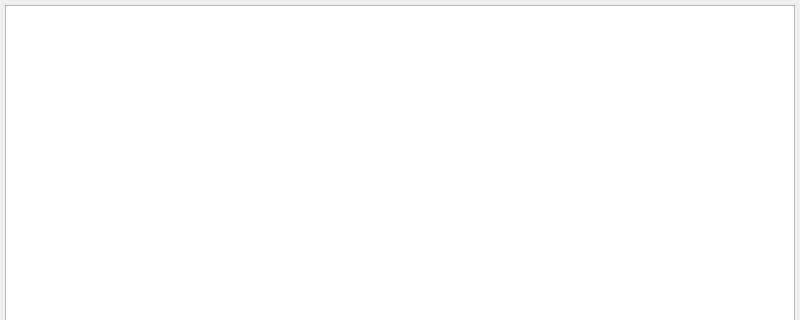
Before: the Qt Designer form dialogshowtablerow.ui in cnldw/FinanceFileReader, drawn with Qt 5; both pictures show x 0 to 800 and y 0 to 320 of the 800 by 640 pixel window.
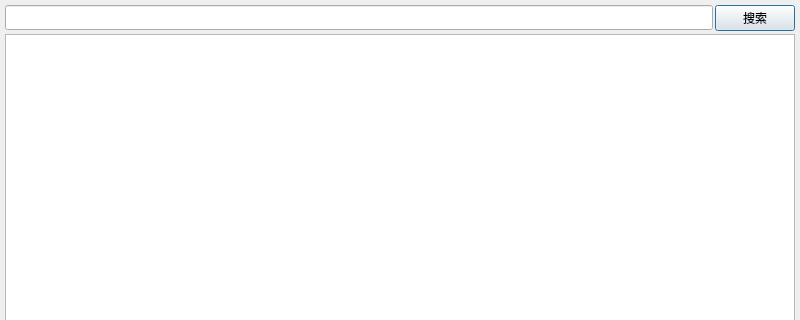
After: the same form once the commit is applied. Icons and pictures are not drawn.

Commit message: 添加搜索框

Diff of the .ui file:
```diff
--- a/dialogshowtablerow.ui
+++ b/dialogshowtablerow.ui
@@ -31,10 +31,7 @@
    <iconset resource="res.qrc">
     <normaloff>:/res/icon.ico</normaloff>:/res/icon.ico</iconset>
   </property>
-  <layout class="QHBoxLayout" name="horizontalLayout">
-   <property name="spacing">
-    <number>5</number>
-   </property>
+  <layout class="QGridLayout" name="gridLayout_2">
    <property name="leftMargin">
     <number>5</number>
    </property>
@@ -47,18 +44,45 @@
    <property name="bottomMargin">
     <number>5</number>
    </property>
-   <item>
-    <layout class="QGridLayout" name="gridLayout_2">
-     <property name="sizeConstraint">
-      <enum>QLayout::SetMaximumSize</enum>
-     </property>
-     <property name="spacing">
-      <number>5</number>
-     </property>
-     <item row="0" column="0">
-      <widget class="QTableWidget" name="tableWidget"/>
-     </item>
-    </layout>
+   <property name="spacing">
+    <number>3</number>
+   </property>
+   <item row="1" column="0">
+    <widget class="QTableWidget" name="tableWidget"/>
+   </item>
+   <item row="0" column="0">
+    <widget class="QWidget" name="gridWidget" native="true">
+     <layout class="QGridLayout" name="gridLayout_3">
+      <property name="leftMargin">
+       <number>0</number>
+      </property>
+      <property name="topMargin">
+       <number>0</number>
+      </property>
+      <property name="rightMargin">
+       <number>0</number>
+      </property>
+      <property name="bottomMargin">
+       <number>0</number>
+      </property>
+      <property name="horizontalSpacing">
+       <number>2</number>
+      </property>
+      <property name="verticalSpacing">
+       <number>0</number>
+      </property>
+      <item row="0" column="1">
+       <widget class="QPushButton" name="pushButton">
+        <property name="text">
+         <string>搜索</string>
+        </property>
+       </widget>
+      </item>
+      <item row="0" column="0">
+       <widget class="QLineEdit" name="lineEdit"/>
+      </item>
+     </layout>
+    </widget>
    </item>
   </layout>
  </widget>
```
